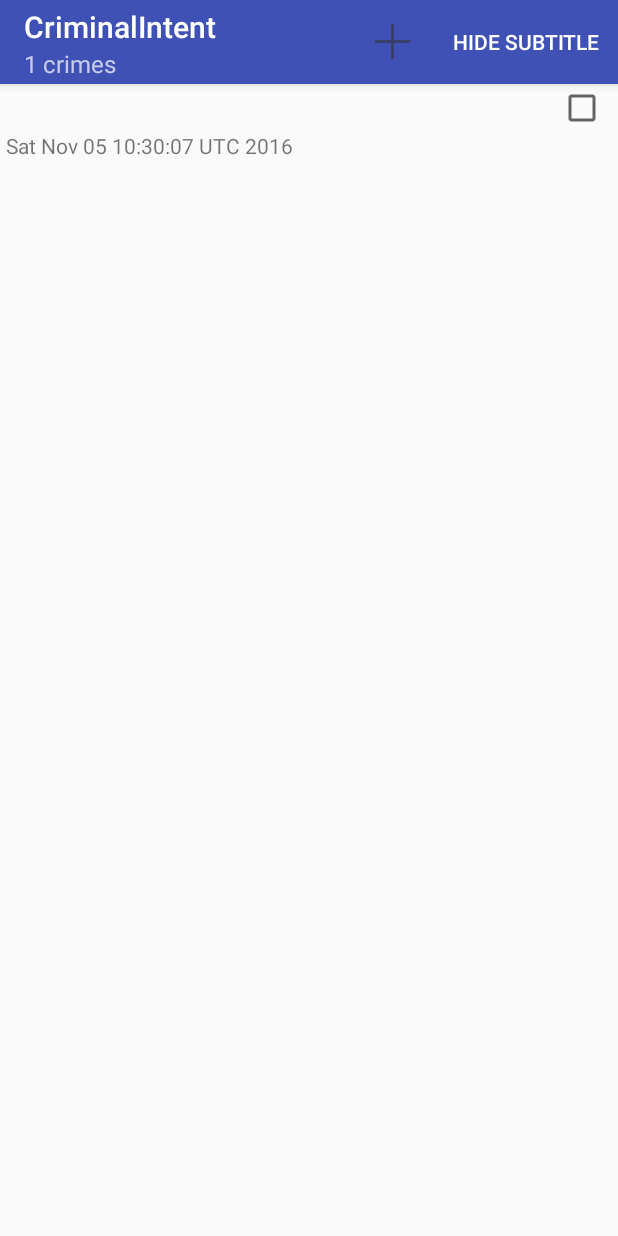
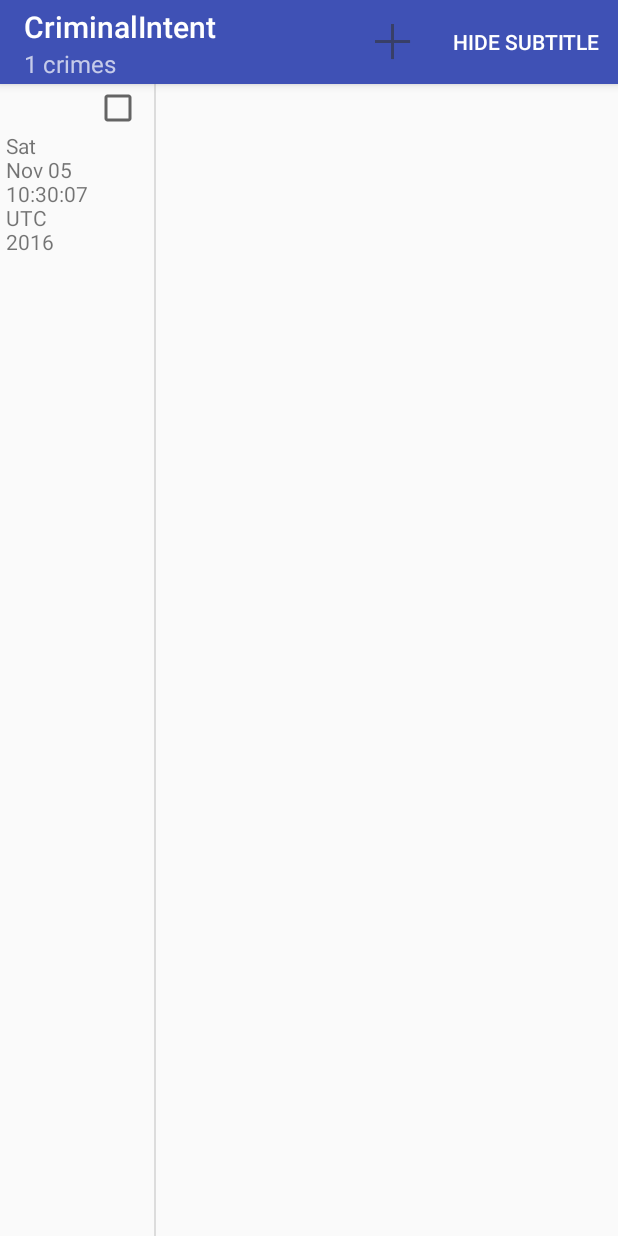
Before and after one commit to bard-cmsc374/hw03-adding-another-dialog-ma8642, an Android app: the screen it shows after launch (CrimeListActivity), after a tap on "SHOW SUBTITLE", on a phone screen of 412 x 824 dp. Run offline under Robolectric (Android 15) with nearby library versions, the phone set to English and light mode, and no system bars; 1 other tap on this screen came first.

Commit message:
Implemented up to p. 311.  Two pane interface is working on tablet!

```diff
--- a/app/src/main/java/com/bignerdranch/android/criminalintent/CrimeListActivity.java
+++ b/app/src/main/java/com/bignerdranch/android/criminalintent/CrimeListActivity.java
@@ -10,4 +10,9 @@ public class CrimeListActivity extends SingleFragmentActivity {
     protected Fragment createFragment(){
         return new CrimeListFragment();
     }
+
+    @Override
+    protected int getLayoutResId() {
+        return R.layout.activity_twopane;
+    }
 }
--- a/app/src/main/java/com/bignerdranch/android/criminalintent/SingleFragmentActivity.java
+++ b/app/src/main/java/com/bignerdranch/android/criminalintent/SingleFragmentActivity.java
@@ -1,6 +1,7 @@
 package com.bignerdranch.android.criminalintent;
 
 import android.os.Bundle;
+import android.support.annotation.LayoutRes;
 import android.support.v4.app.Fragment;
 import android.support.v4.app.FragmentActivity;
 import android.support.v4.app.FragmentManager;
@@ -13,10 +14,15 @@ import android.support.v7.app.AppCompatActivity;
 public abstract class SingleFragmentActivity extends AppCompatActivity {  //change class to be a subclass of appcompatactivity
     protected abstract Fragment createFragment();
 
+    @LayoutRes
+    protected int getLayoutResId() {  //get id for whether to be in phone or tablet mode
+        return R.layout.activity_fragment;
+    }
     @Override
     protected void onCreate(Bundle savedInstanceState) {
         super.onCreate(savedInstanceState);
-        setContentView(R.layout.activity_fragment);
+        //setContentView(R.layout.activity_fragment); //this was when we assumed we were always on a phone
+        setContentView(getLayoutResId());
 
         FragmentManager fm = getSupportFragmentManager();
         Fragment fragment = fm.findFragmentById(R.id.fragment_container);
--- /dev/null
+++ b/app/src/main/res/layout/activity_twopane.xml
@@ -0,0 +1,21 @@
+<?xml version="1.0" encoding="utf-8"?>
+<LinearLayout xmlns:android="http://schemas.android.com/apk/res/android"
+    android:layout_width="match_parent"
+    android:layout_height="match_parent"
+    android:divider="?android:attr/dividerHorizontal"
+    android:showDividers="middle"
+    android:orientation="horizontal">
+
+    <FrameLayout
+        android:id="@+id/fragment_container"
+        android:layout_width="0dp"
+        android:layout_height="match_parent"
+        android:layout_weight="1"></FrameLayout>
+
+    <FrameLayout
+        android:id="@+id/detail_fragment_container"
+        android:layout_width="0dp"
+        android:layout_height="match_parent"
+        android:layout_weight="3"></FrameLayout>
+
+</LinearLayout>
```
